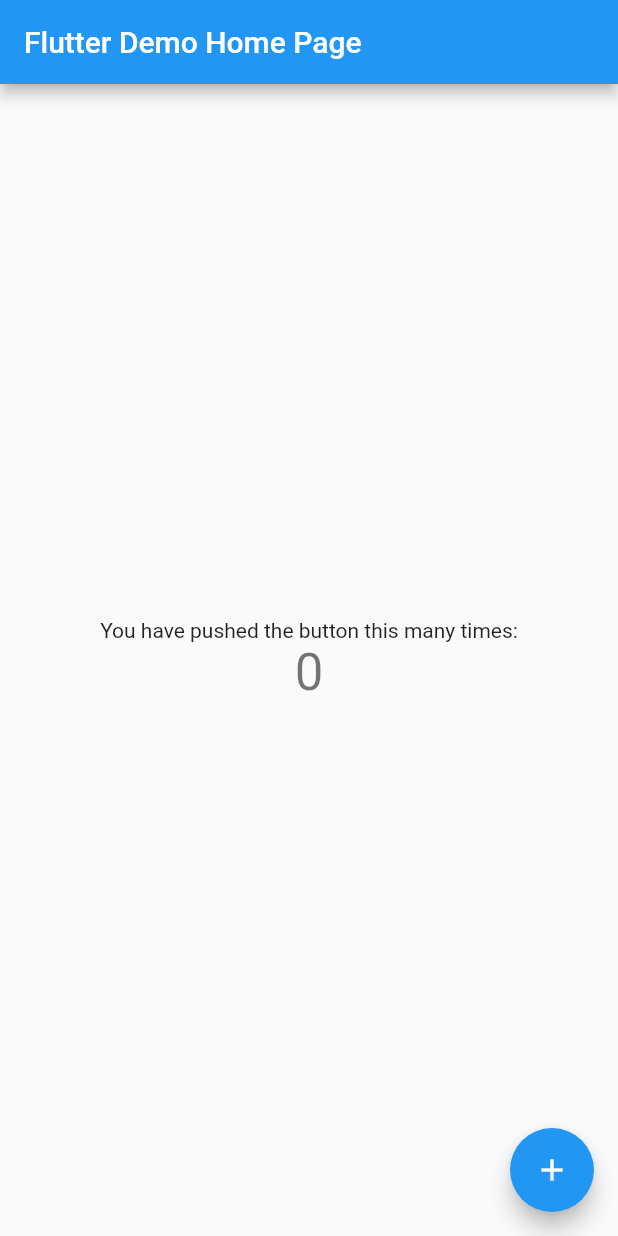
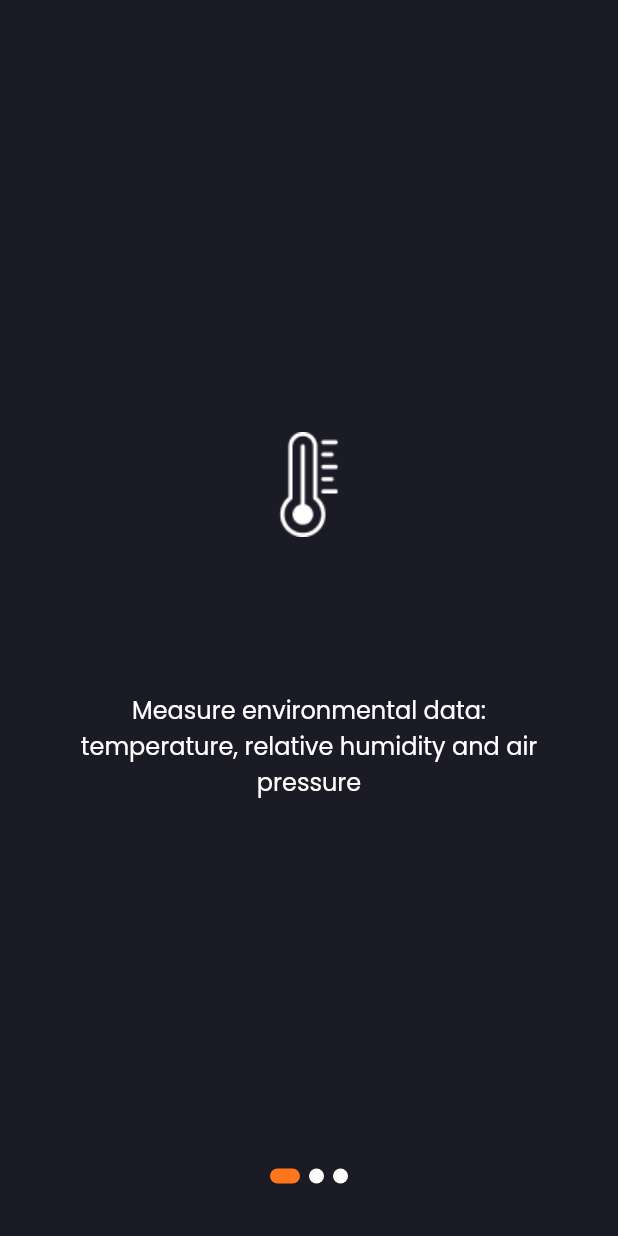
Before and after one commit to Adem-manaa/DevFest-mobile, a Flutter app: the screen it shows after launch, on a phone screen of 412 x 824 dp. Run offline on Flutter 3.47's test engine with Material 2 defaults, Android fonts, the phone set to English and light mode, and no system bars; drawn by our look-alikes of introduction_screen; our stand-ins replace hexcolor.

Commit message:
Adding fonts and onbording pages

```diff
--- /dev/null
+++ b/lib/Pages/IntroScreen.dart
@@ -0,0 +1,68 @@
+import 'package:flutter/cupertino.dart';
+import 'package:flutter/material.dart';
+import 'package:hexcolor/hexcolor.dart';
+import 'package:introduction_screen/introduction_screen.dart';
+
+//:TODO : FIXING UI+ ADDING LOGO
+
+
+class IntroScreen extends StatelessWidget {
+  const IntroScreen({Key? key}) : super(key: key);
+
+  @override
+  Widget build(BuildContext context) {
+    const pageDecoration = PageDecoration(
+      bodyTextStyle: TextStyle(
+        color: Colors.white,
+        fontFamily: 'Poppins',
+        fontSize: 16,
+      ),
+      bodyPadding: EdgeInsets.only(left: 32,bottom: 0,right: 32,top: 0),
+    );
+    final listPages = [
+      PageViewModel(
+        title: "",
+        body:
+            "Measure environmental data: temperature, relative humidity and air pressure",
+        image: Image.asset('images/thermometer.png'),
+        decoration: pageDecoration,
+      ),
+      PageViewModel(
+        title: "",
+        body:
+            "Access data for each linked sensor in real time and explore histpry graphs",
+        image: Image.asset('images/graph.png'),
+        decoration: pageDecoration,
+      ),
+      PageViewModel(
+        title: "",
+        body:
+            "Access data for each linked sensor in real time and explore histpry graphs",
+        image: Image.asset('images/notifications.png'),
+        decoration: pageDecoration,
+      )
+    ];
+    return IntroductionScreen(
+      globalBackgroundColor: HexColor("#1B1B25"),
+      pages: listPages,
+      dotsDecorator: DotsDecorator(
+        size: const Size.square(10.0),
+        activeSize: const Size(20.0, 10.0),
+        activeColor: HexColor('#FF771D'),
+        color: Colors.white,
+        spacing: const EdgeInsets.symmetric(horizontal: 3.0),
+        activeShape:
+            RoundedRectangleBorder(borderRadius: BorderRadius.circular(25.0)),
+      ),
+      skip: const Icon(Icons.skip_next),
+      next: const Text(""),
+      done: const Text("Done", style: TextStyle(fontWeight: FontWeight.w700,color: Colors.white,fontFamily: 'Poppins')),
+      onDone: () {
+        // On Done button pressed
+      },
+      onSkip: () {
+        // On Skip button pressed
+      },
+    );
+  }
+}
--- a/lib/main.dart
+++ b/lib/main.dart
@@ -1,4 +1,6 @@
 import 'package:flutter/material.dart';
+
+import 'Pages/IntroScreen.dart';
 
 void main() {
   runApp(const MyApp());
@@ -24,7 +26,7 @@ class MyApp extends StatelessWidget {
         // is not restarted.
         primarySwatch: Colors.blue,
       ),
-      home: const MyHomePage(title: 'Flutter Demo Home Page'),
+      home: const IntroScreen(),
     );
   }
 }
```
Also changed, not shown: pubspec.yaml (+9 -0 lines), fonts/Poppins-Bold.ttf (added), fonts/Poppins-Italic.ttf (added), fonts/Poppins-Light.ttf (added), fonts/Poppins-Medium.ttf (added), fonts/Poppins-Regular.ttf (added), fonts/Poppins-SemiBold.ttf (added), fonts/Poppins-Thin.ttf (added), images/graph.png (added), images/notifications.png (added), images/thermometer.png (added), pubspec.lock, 3 other files.
